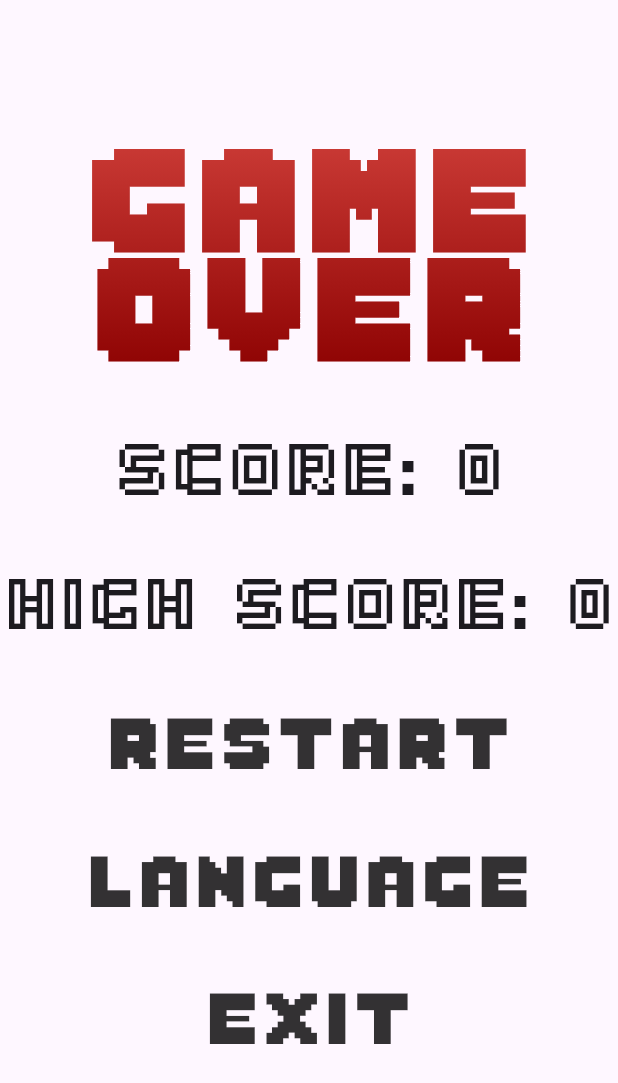
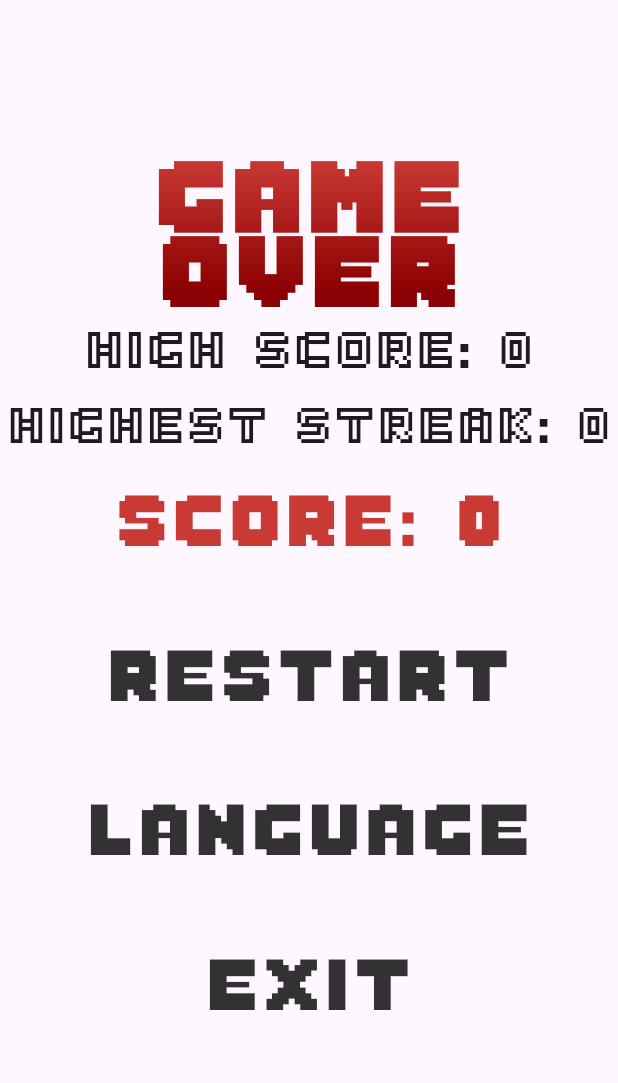
Before and after one commit to toseefkhan403/brick_breaker_reverse, a Flutter app: the GameOverOverlay widget shown alone on an empty page, opened directly with empty values, on a phone screen of 412 x 824 dp. Shown: the top 1083 px of the screen. Run offline on Flutter 3.47's test engine with Material 3 defaults, Android fonts, the phone set to English and light mode, and no system bars; drawn by our look-alikes of auto_size_text, toastification; our stand-ins replace animated_text_kit, shared_preferences; missing offline and left inert: flame, flame_audio, flame_tiled; accounts and stored records are empty; generated files the repository leaves out were written again.

Commit message:
feat: add streak high score, fix ball glitches

```diff
--- a/lib/l10n/app_en.arb
+++ b/lib/l10n/app_en.arb
@@ -11,7 +11,7 @@
   "musicCredits" : "Music credits to ",
   "exit" : "Exit",
   "introMessage1" :  "For decades, bricks have been smashed over and over, taking hit after hit.",
-  "introMessage2" :  "But have we ever wondered about the bricks' perspective? What if they have dreams, fears, and a desire to survive?",
+  "introMessage2" :  "But have we ever wondered about the bricks' perspective? What if they have a desire to survive?",
   "introMessage3" : "What would you do in the brick's place? Would you fight back, or accept your fate?",
   "introMessage4" : "Where...",
   "introMessage5" : "Where did all my friends go?",
@@ -24,5 +24,6 @@
   "levelUpMsg": "Level Up!!!\nBall speed and frequency increased!",
   "highScore": "High Score",
   "pause": "Pause",
-  "resume": "Resume"
+  "resume": "Resume",
+  "highestStreak": "Highest Streak"
 }
--- a/lib/l10n/app_es.arb
+++ b/lib/l10n/app_es.arb
@@ -21,5 +21,9 @@
   "restart": "Reiniciar",
   "tutorialMsg": "Salta sobre las bolas para destruirlas",
   "loading": "Cargando...",
-  "levelUpMsg": "¡Subida de Nivel!\n¡La velocidad y frecuencia de las bolas han aumentado!"
+  "levelUpMsg": "¡Subida de Nivel!\n¡La velocidad y frecuencia de las bolas han aumentado!",
+  "highScore": "Puntuación más alta",
+  "pause": "Pausa",
+  "resume": "Reanudar",
+  "highestStreak": "Racha más alta"
 }
--- a/lib/l10n/app_fr.arb
+++ b/lib/l10n/app_fr.arb
@@ -21,5 +21,9 @@
   "restart": "Redémarrer",
   "tutorialMsg": "Sautez par-dessus les balles pour les détruire",
   "loading": "Chargement...",
-  "levelUpMsg": "Niveau Supérieur !!!\nLa vitesse et la fréquence des balles ont augmenté !"
+  "levelUpMsg": "Niveau Supérieur !!!\nLa vitesse et la fréquence des balles ont augmenté !",
+  "highScore": "Meilleur score",
+  "pause": "Pause",
+  "resume": "Reprendre",
+  "highestStreak": "Meilleure série"
 }
--- a/lib/l10n/app_ja.arb
+++ b/lib/l10n/app_ja.arb
@@ -21,5 +21,9 @@
   "restart": "再スタート",
   "tutorialMsg": "ボールを飛び越えて破壊しよう",
   "loading": "読み込み中...",
-  "levelUpMsg": "レベルアップ！！！\nボールの速度と頻度が増加しました！"
+  "levelUpMsg": "レベルアップ！！！\nボールの速度と頻度が増加しました！",
+  "highScore": "ハイスコア",
+  "pause": "一時停止",
+  "resume": "再開",
+  "highestStreak": "最高連続記録"
 }
--- a/lib/l10n/app_ko.arb
+++ b/lib/l10n/app_ko.arb
@@ -21,5 +21,9 @@
   "restart": "재시작",
   "tutorialMsg": "공을 뛰어넘어 파괴하세요",
   "loading": "로딩 중...",
-  "levelUpMsg": "레벨 업!!!\n공의 속도와 빈도가 증가했습니다!"
+  "levelUpMsg": "레벨 업!!!\n공의 속도와 빈도가 증가했습니다!",
+  "highScore": "최고 점수",
+  "pause": "일시 정지",
+  "resume": "다시 시작",
+  "highestStreak": "최고 연속 기록"
 }
--- a/lib/overlays/game_over_overlay.dart
+++ b/lib/overlays/game_over_overlay.dart
@@ -2,8 +2,10 @@ import 'package:auto_size_text/auto_size_text.dart';
 import 'package:brick_breaker_reverse/brick_breaker_reverse.dart';
 import 'package:brick_breaker_reverse/providers/game_progress_provider.dart';
 import 'package:brick_breaker_reverse/providers/locale_provider.dart';
+import 'package:brick_breaker_reverse/providers/streak_provider.dart';
 import 'package:brick_breaker_reverse/widgets/dancing_text.dart';
 import 'package:brick_breaker_reverse/widgets/slide_transition_widget.dart';
+import 'package:brick_breaker_reverse/widgets/utils/colors.dart';
 import 'package:brick_breaker_reverse/widgets/utils/utils.dart';
 import 'package:flutter/material.dart';
 import 'package:provider/provider.dart';
@@ -37,6 +39,7 @@ class _GameOverOverlayState extends State<GameOverOverlay> {
   Widget build(BuildContext context) {
     final local = context.watch<LocaleProvider>().currentLocalization();
     final highScore = context.watch<GameProgressProvider>().highScore;
+    final highestStreak = context.watch<StreakProvider>().highestStreak;
 
     return SlideTransitionWidget(
       child: Semantics(
@@ -48,6 +51,9 @@ class _GameOverOverlayState extends State<GameOverOverlay> {
               const Spacer(),
               Expanded(
                 flex: 2,
+                child: Column(
+                  children: [
+                    Expanded(
                       child: DancingText(
                         child: gradientText(
                           local.gameOver.toUpperCase(),
@@ -55,17 +61,32 @@ class _GameOverOverlayState extends State<GameOverOverlay> {
                       ),
                     ),
                     Expanded(
+                      child: Column(
+                        children: [
+                          Expanded(
                             child: AutoSizeText(
-                  '${local.score}: $score',
-                  style:
-                      const TextStyle(fontSize: 50, fontFamily: 'Sabo-Regular'),
+                              '${local.highScore}: $highScore',
+                              style: const TextStyle(
+                                  fontSize: 40, fontFamily: 'Sabo-Regular'),
                             ),
                           ),
                           Expanded(
                             child: AutoSizeText(
-                  '${local.highScore}: $highScore',
-                  style:
-                      const TextStyle(fontSize: 50, fontFamily: 'Sabo-Regular'),
+                              '${local.highestStreak}: $highestStreak',
+                              style: const TextStyle(
+                                  fontSize: 40, fontFamily: 'Sabo-Regular'),
+                            ),
+                          ),
+                        ],
+                      ),
+                    ),
+                  ],
+                ),
+              ),
+              Expanded(
+                child: AutoSizeText(
+                  '${local.score}: $score',
+                  style: const TextStyle(fontSize: 50, color: red),
                 ),
               ),
               textButton(local.restart, context, () => restartTheGame(context)),
--- /dev/null
+++ b/lib/providers/streak_provider.dart
@@ -0,0 +1,43 @@
+import 'package:flutter/material.dart';
+
+import 'package:shared_preferences/shared_preferences.dart';
+
+class StreakProvider extends ChangeNotifier {
+  int streak = 0;
+  int highestStreak = 0;
+  late SharedPreferences _prefs;
+
+  StreakProvider() {
+    _init();
+  }
+
+  Future<void> _init() async {
+    _prefs = await SharedPreferences.getInstance();
+    highestStreak = _prefs.getInt('highestStreak') ?? 0;
+
+    notifyListeners();
+  }
+
+  void updateHighStreak() {
+    if (streak > highestStreak) {
+      highestStreak = streak;
+      _prefs.setInt('highestStreak', highestStreak);
+
+      notifyListeners();
+    }
+  }
+
+  void resetStreak() {
+    if (streak != 0) {
+      streak = 0;
+      notifyListeners();
+    }
+  }
+
+  void incrementStreak() {
+    streak++;
+    updateHighStreak();
+
+    notifyListeners();
+  }
+}
--- a/lib/widgets/utils/colors.dart
+++ b/lib/widgets/utils/colors.dart
@@ -3,4 +3,4 @@ import 'package:flutter/material.dart';
 const red = Color(0xffca3a35);
 const darkRed = Color(0xff8B0000);
 const green = Color(0xFF9fcc98);
-final bgColor = const Color(0xFFb18266).withOpacity(0.9);
+final bgColor = const Color(0xFFB38469).withOpacity(0.9);
```
Also changed, not shown: lib/components/ball.dart (+8 -1 lines), lib/components/player.dart (+6 -1 lines), lib/main.dart (+5 -2 lines), lib/widgets/scrolling_background.dart (+19 -1 lines). Lines whose indentation alone changed are shown as unchanged.
